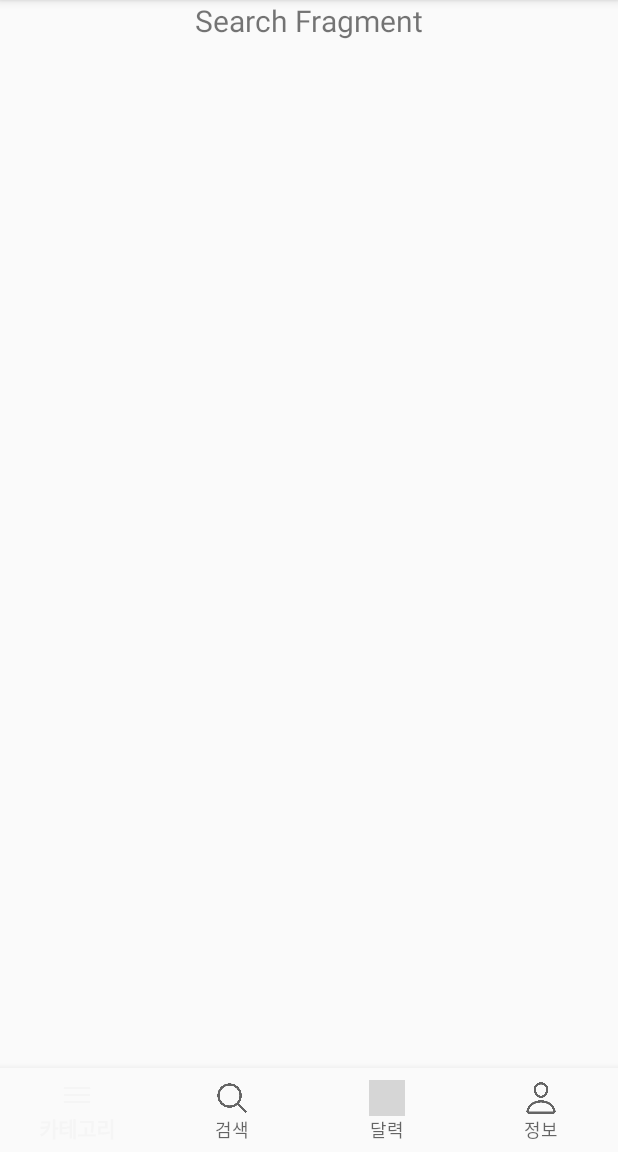
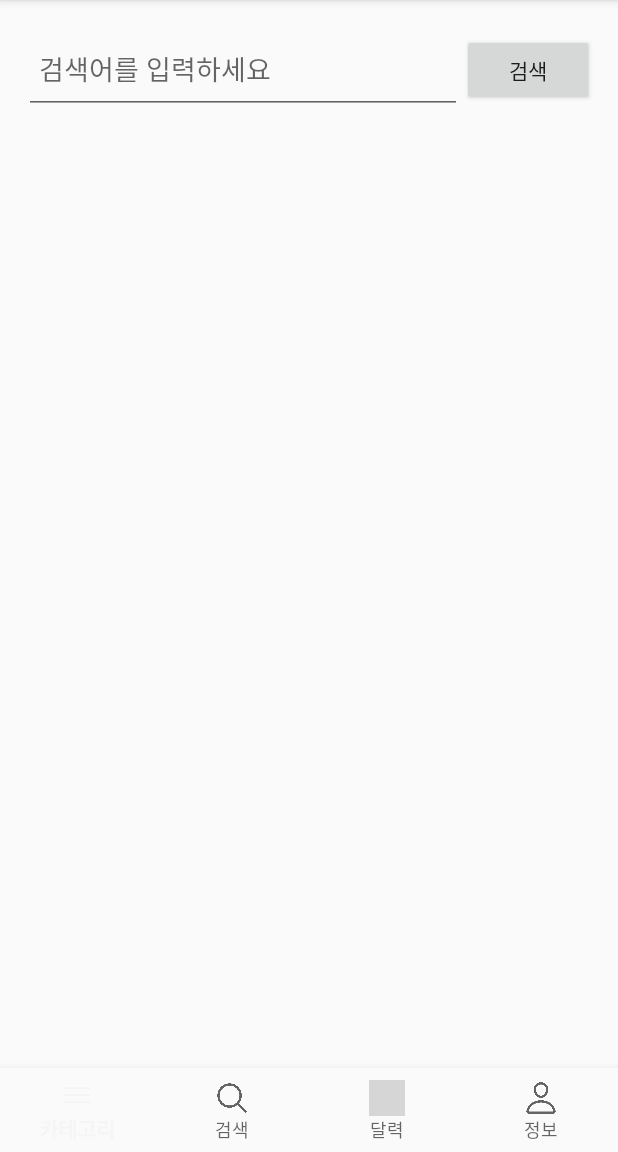
Before and after one commit to ccchaeng/NutriWish, an Android app: the fragment SearchFragment placed in its activity, on a phone screen of 412 x 824 dp, the part 84-1236 px from its top. Run offline under Robolectric (Android 15) with nearby library versions, the phone set to English and light mode, and no system bars; grey boxes are pictures that could not be loaded.

Commit message:
Update fragment_search.xml

```diff
--- a/app/src/main/res/layout/fragment_search.xml
+++ b/app/src/main/res/layout/fragment_search.xml
@@ -1,12 +1,40 @@
+<?xml version="1.0" encoding="utf-8"?>
 <LinearLayout xmlns:android="http://schemas.android.com/apk/res/android"
+    android:layout_width="match_parent"
+    android:layout_height="match_parent"
     android:orientation="vertical"
-    android:layout_width="match_parent"
-    android:layout_height="match_parent">
+    android:padding="16dp">
 
-    <TextView
-        android:layout_width="wrap_content"
+    <!-- 검색어 입력과 버튼을 한 줄에 배치 -->
+    <LinearLayout
+        android:layout_width="match_parent"
         android:layout_height="wrap_content"
-        android:text="Search Fragment"
-        android:textSize="20sp"
-        android:layout_gravity="center" />
+        android:orientation="horizontal">
+
+        <!-- 검색어 입력 -->
+        <EditText
+            android:id="@+id/searchInput"
+            android:layout_width="0dp"
+            android:layout_height="60dp"
+            android:layout_weight="1"
+            android:hint="검색어를 입력하세요"
+            android:padding="10dp"
+            android:textSize="18sp" />
+
+        <!-- 검색 버튼 -->
+        <Button
+            android:id="@+id/searchButton"
+            android:layout_width="wrap_content"
+            android:layout_height="wrap_content"
+            android:text="검색" />
+    </LinearLayout>
+
+    <!-- 검색 결과를 보여줄 ListView -->
+    <ListView
+        android:id="@+id/resultListView"
+        android:layout_width="match_parent"
+        android:layout_height="match_parent"
+        android:padding="10dp"
+        android:textSize="18sp" />
+
 </LinearLayout>
```
